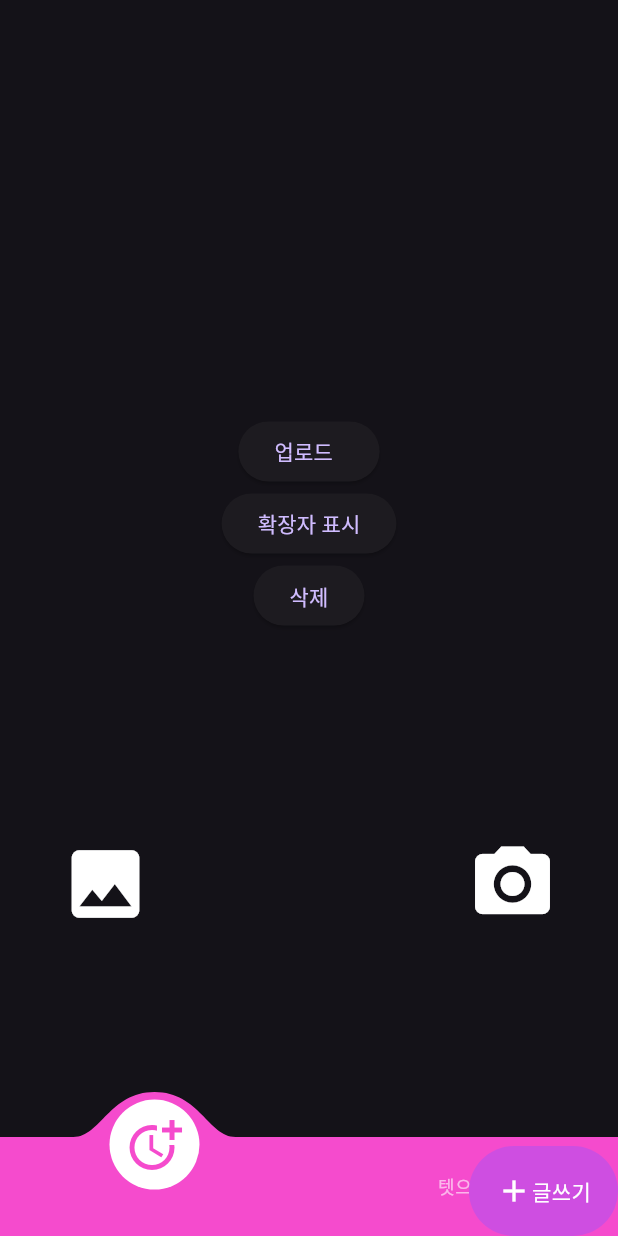
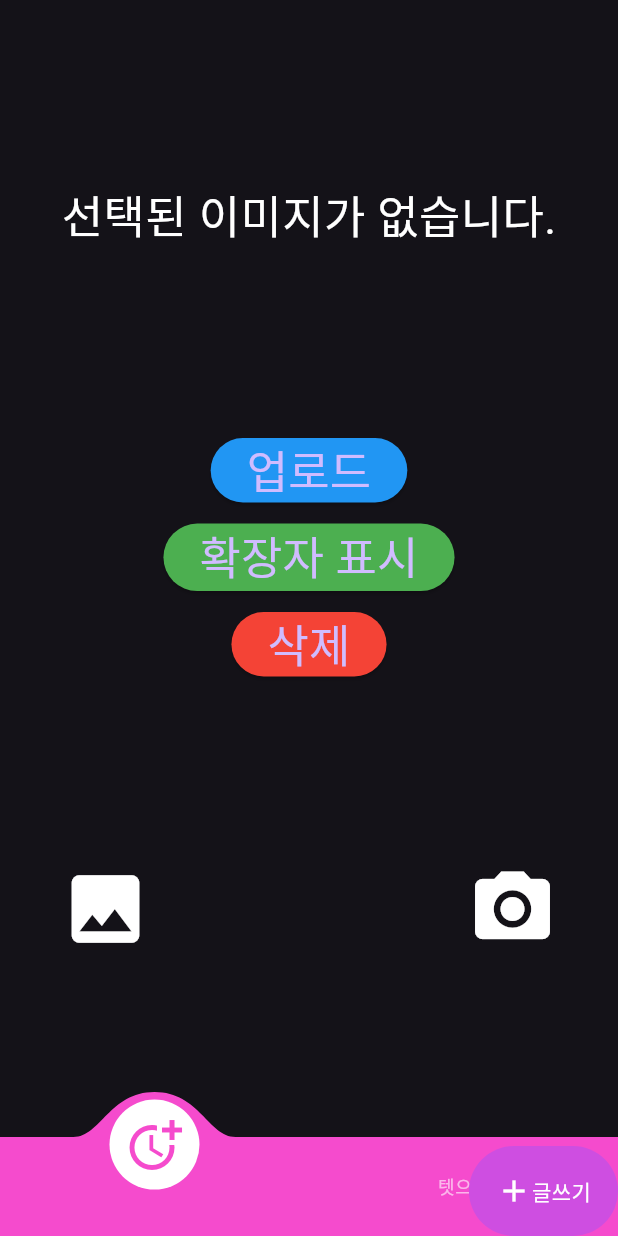
Before and after one commit to hoony00/testCADM, a Flutter app: the screen it shows after launch, on a phone screen of 412 x 824 dp. Run offline on Flutter 3.47's test engine with Material 3 defaults, Android fonts, the phone set to English and light mode, and no system bars; drawn by our look-alikes of convex_bottom_bar; our stand-ins replace cloud_firestore, device_info_plus, dio, easy_localization, flutter_image_compress, flutter_riverpod and 6 more; missing offline and left inert: nav; accounts and stored records are empty.

Commit message:
feat : 테스팅 모듈 UI 업데이트

```diff
--- a/lib/view/screen/add/s_upload.dart
+++ b/lib/view/screen/add/s_upload.dart
@@ -44,7 +44,6 @@ class _PickImgState extends ConsumerState<PickImg> {
 
   @override
   void initState() {
-
     checkPermission();
 
     // TODO: implement initState
@@ -53,12 +52,13 @@ class _PickImgState extends ConsumerState<PickImg> {
 
   @override
   Widget build(BuildContext context) {
-
     return Column(
       mainAxisAlignment: MainAxisAlignment.spaceEvenly,
       children: [
+        if(ref.watch(selectedImgProvider).isEmpty)
+           Text('선택된 이미지가 없습니다.', style: TextStyle(fontSize: 30.h),),
+        if(ref.watch(selectedImgProvider).isNotEmpty)
         Row(
-          mainAxisAlignment: MainAxisAlignment.spaceAround,
           children: [
             SizedBox(width: 5.w),
             Expanded(
@@ -67,12 +67,11 @@ class _PickImgState extends ConsumerState<PickImg> {
                 child: Column(
                   children: [
                     Row(
+                      mainAxisAlignment: MainAxisAlignment.center,
                       children: [
-                        for (var i = 0;
-                        i < ref
+                          for (var i = 0; i < ref
                               .watch(selectedImgProvider)
-                            .length;
-                        i++)
+                              .length; i++)
                             Stack(
                               children: [
                                 Container(
@@ -81,27 +80,26 @@ class _PickImgState extends ConsumerState<PickImg> {
                                     borderRadius: BorderRadius.circular(8.w),
                                     image: DecorationImage(
                                       image: FileImage(File(ref
-                                        .watch(selectedImgProvider)[i]
-                                        .path)),
+                                          .watch(selectedImgProvider.notifier).state[i].path)),
                                       fit: BoxFit.cover,
                                     ),
                                   ),
-                                width: 80.w,
-                                height: 80.w,
+                                  width: 100.w,
+                                  height: 100.w,
                                 ),
                                 Positioned(
                                   top: 0,
                                   right: 0,
                                   child: InkWell(
-                                  onTap: () =>
-                                      ref
+                                    onTap: () => ref
                                         .watch(selectedImgProvider.notifier)
                                         .removeImg(i),
                                     child: Icon(Icons.close),
                                   ),
                                 ),
                               ],
-                          )
+                            ),
+
                       ],
                     ),
 
@@ -114,50 +112,75 @@ class _PickImgState extends ConsumerState<PickImg> {
         Column(
           children: [
             ElevatedButton(
-           onPressed: () =>
-               ref.watch(selectedImgProvider.notifier).upload(),
-           child: Text('업로드  '),
+              style: ButtonStyle(
+                backgroundColor: MaterialStateProperty.all(Colors.blue),
               ),
+              onPressed: () => ref.watch(selectedImgProvider.notifier).upload(),
+              child: Text(
+                '업로드',
+                style: TextStyle(fontSize: 30),
+              ),
+            ),
+            SizedBox(height: 10.h),
             ElevatedButton(
+              style: ButtonStyle(
+                backgroundColor: MaterialStateProperty.all(Colors.green),
+              ),
               onPressed: () {
                 // 모든 사진의 확장자 표시
-             print(
-                 ref.watch(selectedImgProvider).map((e) => e.path));
+                print(ref.watch(selectedImgProvider).map((e) => e.path));
               },
-           child: Text('확장자 표시'),
+              child: Text(
+                '확장자 표시',
+                style: TextStyle(fontSize: 30),
               ),
+            ),
+            SizedBox(height: 10.h),
             ElevatedButton(
+              style: ButtonStyle(
+                backgroundColor: MaterialStateProperty.all(Colors.red),
+              ),
               onPressed: () {
                 // 모든 사진 제거
                 ref.watch(selectedImgProvider.notifier).removeAll();
               },
-           child: Text('삭제'),
+              child: Text(
+                '삭제',
+                style: TextStyle(fontSize: 30),
+              ),
             ),
           ],
         ),
-
         Row(
           mainAxisAlignment: MainAxisAlignment.spaceAround,
           children: [
             InkWell(
               onTap: () => pickImages(context),
-            child: const Icon(Icons.photo, size: 60,),
+              child: const Icon(
+                Icons.photo,
+                size: 60,
+              ),
             ),
             SizedBox(width: 50.w),
             InkWell(
               onTap: () async {
-              XFile? selectedImages = await _picker.pickImage(source: ImageSource.camera);
+                XFile? selectedImages =
+                    await _picker.pickImage(source: ImageSource.camera);
                 if (selectedImages != null) {
                   ref
                       .watch(selectedImgProvider.notifier)
                       .insertCameraImg(selectedImages);
-              }else{
+                } else {
                   return;
                 }
               },
-            child: const Icon(Icons.camera_alt, size: 60,),
+              child: const Icon(
+                Icons.camera_alt,
+                size: 60,
               ),
-        ],)
+            ),
+          ],
+        )
       ],
     );
   }
```
Also changed, not shown: lib/provider/camera/download_pic.dart (+9 -0 lines), lib/view/screen/add/s_check.dart (+14 -6 lines), 1 other file. Lines whose indentation alone changed are shown as unchanged.
